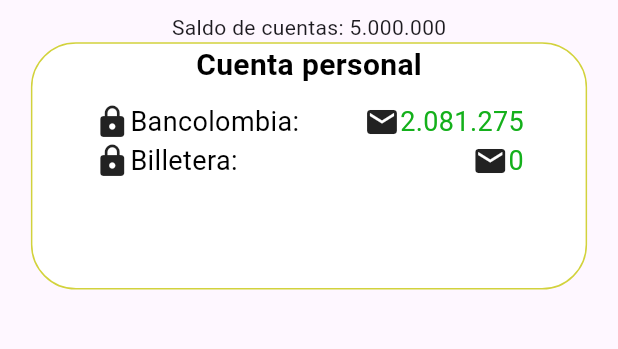
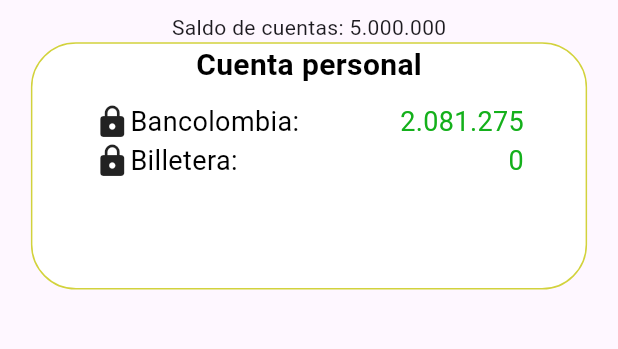
Before and after one commit to softdimo/wapig, a Flutter app: the CuentasScreen screen opened directly, on a phone screen of 412 x 824 dp, the part 84-433 px from its top. Run offline on Flutter 3.47's test engine with Material 3 defaults, Android fonts, the phone set to English and light mode, and no system bars; our stand-ins replace dio; Roboto replaces fonts that are missing (Sansita).

Commit message:
validacion existencia del icono de la cuenta

```diff
--- a/lib/presentation/screens/cuentas_screen.dart
+++ b/lib/presentation/screens/cuentas_screen.dart
@@ -81,7 +81,7 @@ class _CuentasScreenState extends State<CuentasScreen> {
                         Container(
                           padding: EdgeInsets.only(right: size.width * 0.1),
                           child: SingleCount(
-                              iconType: Icons.mail,
+                              // iconType: Icons.mail,
                               accountName: '2.081.275',
                               colorText: const Color.fromRGBO(20, 176, 27, 1),
                               fontSize: 18,
@@ -111,7 +111,7 @@ class _CuentasScreenState extends State<CuentasScreen> {
                         Container(
                           padding: EdgeInsets.only(right: size.width * 0.1),
                           child: SingleCount(
-                              iconType: Icons.mail,
+                              // iconType: Icons.mail,
                               accountName: '0',
                               colorText: const Color.fromRGBO(20, 176, 27, 1),
                               fontSize: 18,
--- a/lib/presentation/widgets/single_count/single_count.dart
+++ b/lib/presentation/widgets/single_count/single_count.dart
@@ -13,7 +13,7 @@ class SingleCount extends StatelessWidget {
   final Color colorText;
   // final bool isUnderLined;
   final Color colorIcon;
-  final IconData iconType;
+  final IconData? iconType;
 
   const SingleCount({
     super.key,
@@ -28,8 +28,9 @@ class SingleCount extends StatelessWidget {
     this.isSansita = true,
     this.colorText = Colors.black,
     // this.isUnderLined = false,
-    required this.iconType,
     this.colorIcon = const Color.fromARGB(204, 173, 173, 178),
+    this.iconType,
+    // required IconData? iconType,
   });
 
   @override
@@ -50,10 +51,6 @@ class SingleCount extends StatelessWidget {
                   fontFamily: isSansita ? 'Sansita' : '',
                   fontSize: fontSize,
                   fontWeight: typeText,
-                  /* prefixIcon: Icon(
-                    iconType,
-                    color: colorIcon,
-                  ), */
 
                   /* decoration: isUnderLined
                       ? TextDecoration.underline
```
